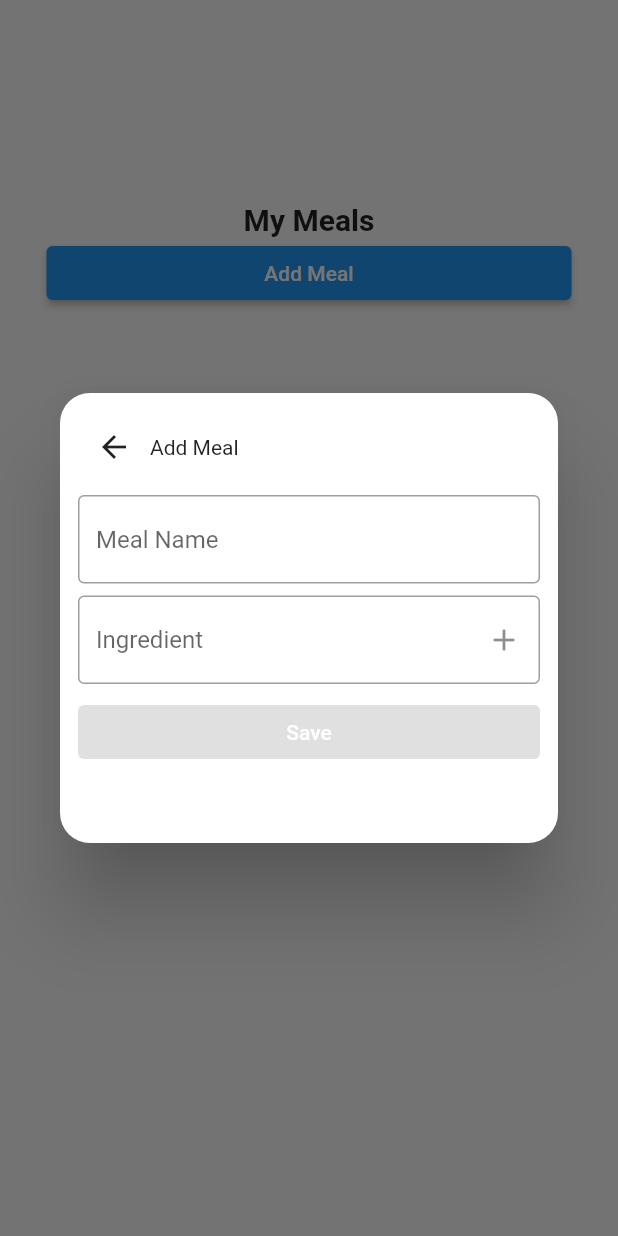
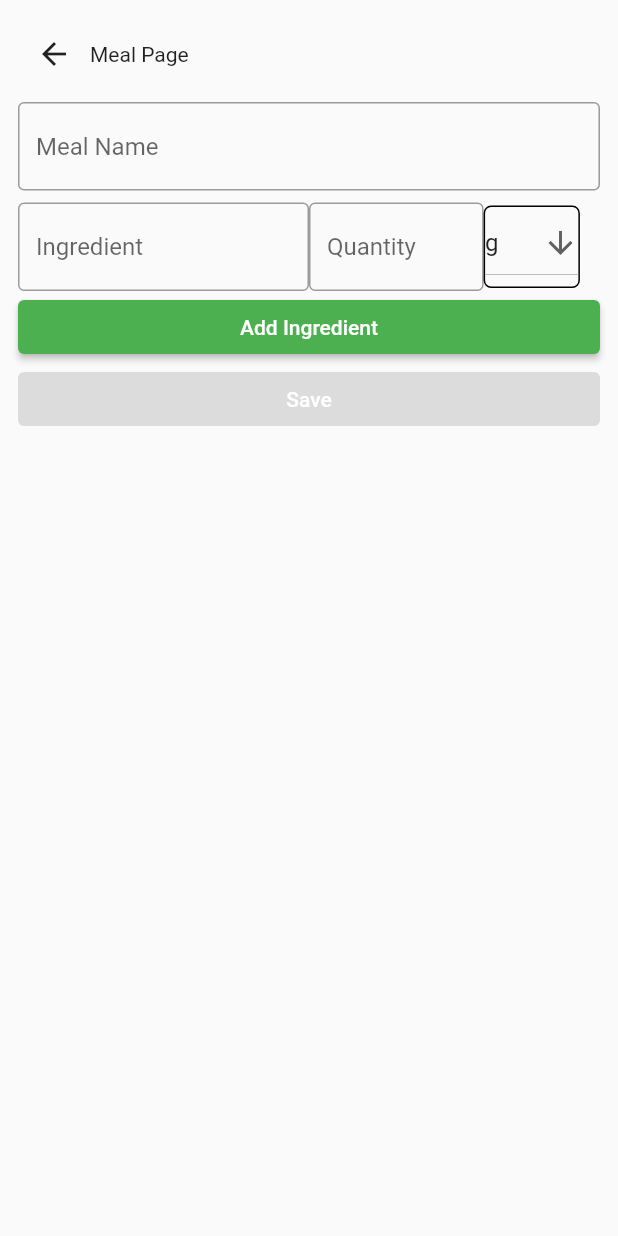
Before and after one commit to oisinfarrell00/Meal-Plan-App, a Flutter app: the MealPage widget shown alone on an empty page, opened directly, after a tap on "Add Meal", on a phone screen of 412 x 824 dp. Run offline on Flutter 3.47's test engine with Material 2 defaults, Android fonts, the phone set to English and light mode, and no system bars; our stand-ins replace cloud_firestore, firebase_core; accounts and stored records are empty.

Commit message:
Add  meal page now has the ability to add units and quantity. Needs extra validation. Next step update shopping list with quantities

```diff
--- /dev/null
+++ b/meal_plan_app/lib/pages/create_meal_page.dart
@@ -0,0 +1,196 @@
+import 'package:flutter/material.dart';
+import '../models/meal.dart';
+
+class CreateMealPage extends StatefulWidget {
+  const CreateMealPage({super.key});
+
+  @override
+  State<CreateMealPage> createState() => _CreateMealPageState();
+}
+
+class _CreateMealPageState extends State<CreateMealPage> {
+  final addFoodNameController = TextEditingController();
+  final addFoodIngredientController = TextEditingController();
+  final addFoodQuantityController = TextEditingController();
+  String quantityUnit = 'g';
+  List<String> quantityUnits = ['ml', 'kg', 'piece', 'mg', 'g'];
+
+  var ingredients = <Ingredient>[];
+
+  @override
+  void dispose() {
+    addFoodNameController.dispose();
+    addFoodIngredientController.dispose();
+    addFoodQuantityController.dispose();
+    super.dispose();
+  }
+
+  void cleanUpDialog() {
+    Navigator.of(context).pop();
+    addFoodIngredientController.clear();
+    addFoodQuantityController.clear();
+    addFoodNameController.clear();
+    ingredients = [];
+  }
+
+  final _formKey = GlobalKey<FormState>();
+  String _name = '';
+  String ingredientsErrorText = '';
+
+  void _submit() {
+    if (_formKey.currentState!.validate()) {
+      var meal =
+          Meal(name: addFoodNameController.text, ingredients: ingredients);
+      meal.addMealToDatabase(meal);
+      cleanUpDialog();
+    }
+  }
+
+  String? validate(text) {
+    final validCharacters = RegExp(r'^[a-zA-Z&%= ]+$');
+    if (text.toString().replaceAll(" ", "") == "") {
+      return 'Can\'t be empty';
+    }
+    if (!validCharacters.hasMatch(text.toString())) {
+      return 'Can\'t have special characters';
+    }
+
+    return null;
+  }
+
+  void addIngredientToMeal() {
+    // Needs validation beyond is empty
+    if (addFoodIngredientController.text.isNotEmpty &&
+        addFoodQuantityController.text.isNotEmpty) {
+      Ingredient ingredientToAdd = Ingredient(
+          name: addFoodIngredientController.text,
+          quantity: double.parse(addFoodQuantityController.text),
+          quantityType: quantityUnit);
+      ingredients.add(ingredientToAdd);
+      addFoodIngredientController.clear();
+      addFoodQuantityController.clear();
+    }
+  }
+
+  @override
+  Widget build(BuildContext context) {
+    return Scaffold(
+      body: Padding(
+        padding: const EdgeInsets.all(12.0),
+        child: Column(
+          children: [
+            Row(
+              children: [
+                IconButton(
+                    onPressed: () {
+                      cleanUpDialog();
+                    },
+                    icon: const Icon(Icons.arrow_back)),
+                const Text("Meal Page"),
+              ],
+            ),
+            Form(
+              key: _formKey,
+              child: Column(
+                mainAxisSize: MainAxisSize.min,
+                crossAxisAlignment: CrossAxisAlignment.stretch,
+                children: [
+                  Padding(
+                    padding: const EdgeInsets.only(top: 8.0, bottom: 8.0),
+                    child: TextFormField(
+                      controller: addFoodNameController,
+                      decoration: const InputDecoration(
+                          border: OutlineInputBorder(
+                            borderSide:
+                                BorderSide(width: 3, color: Colors.black),
+                          ),
+                          hintText: 'Meal Name'),
+                      validator: (text) {
+                        return validate(text);
+                      },
+                      onChanged: (text) => setState(() => _name = text),
+                    ),
+                  ),
+                  Row(
+                    children: [
+                      Flexible(
+                        flex: 5,
+                        child: TextFormField(
+                          controller: addFoodIngredientController,
+                          decoration: const InputDecoration(
+                              border: OutlineInputBorder(
+                                borderSide:
+                                    BorderSide(width: 3, color: Colors.black),
+                              ),
+                              hintText: 'Ingredient'),
+                        ),
+                      ),
+                      Flexible(
+                        flex: 3,
+                        child: TextFormField(
+                          controller: addFoodQuantityController,
+                          decoration: const InputDecoration(
+                              border: OutlineInputBorder(
+                                borderSide:
+                                    BorderSide(width: 3, color: Colors.black),
+                              ),
+                              hintText: 'Quantity'),
+                        ),
+                      ),
+                      Flexible(
+                          flex: 2,
+                          child: Container(
+                            height: 55,
+                            decoration: BoxDecoration(
+                              border: Border.all(
+                                color: Colors.black,
+                                width: 1.0,
+                              ),
+                              borderRadius: BorderRadius.circular(5.0),
+                            ),
+                            child: DropdownButton<String>(
+                              icon: const Icon(Icons.arrow_downward),
+                              value: quantityUnit,
+                              items: quantityUnits
+                                  .map<DropdownMenuItem<String>>(
+                                      (String value) {
+                                return DropdownMenuItem<String>(
+                                  value: value,
+                                  child: Text(value),
+                                );
+                              }).toList(),
+                              onChanged: (String? value) {
+                                setState(() {
+                                  quantityUnit = value!;
+                                });
+                              },
+                            ),
+                          )),
+                    ],
+                  ),
+                  ElevatedButton(
+                    style: ButtonStyle(
+                        backgroundColor:
+                            MaterialStateProperty.all<Color>(Colors.green)),
+                    onPressed: addIngredientToMeal,
+                    child: const Text(
+                      'Add Ingredient',
+                      style: TextStyle(color: Colors.white),
+                    ),
+                  ),
+                  ElevatedButton(
+                    onPressed: _name.isNotEmpty ? _submit : null,
+                    child: const Text(
+                      'Save',
+                      style: TextStyle(color: Colors.white),
+                    ),
+                  ),
+                ],
+              ),
+            ),
+          ],
+        ),
+      ),
+    );
+  }
+}
--- a/meal_plan_app/lib/pages/meal_page.dart
+++ b/meal_plan_app/lib/pages/meal_page.dart
@@ -1,7 +1,7 @@
 import 'package:flutter/material.dart';
 import 'package:cloud_firestore/cloud_firestore.dart';
 import 'package:meal_plan_app/models/meal.dart';
-import '../widgets/add_meal_dialog_widget.dart';
+import 'package:meal_plan_app/pages/create_meal_page.dart';
 import '../assets/constants.dart' as constants;
 
 class MealPage extends StatefulWidget {
@@ -12,32 +12,7 @@ class MealPage extends StatefulWidget {
 }
 
 class _MealPageState extends State<MealPage> {
-  Widget addMealDialog = const TextSubmitForm();
-  final addFoodNameController = TextEditingController();
-  final addFoodIngredientController = TextEditingController();
   var ingredients = <Ingredient>[];
-
-  @override
-  void dispose() {
-    addFoodNameController.dispose();
-    addFoodIngredientController.dispose();
-    super.dispose();
-  }
-
-  void cleanUpDialog() {
-    Navigator.of(context).pop();
-    addFoodIngredientController.clear();
-    addFoodNameController.clear();
-    ingredients = [];
-  }
-
-  void showAddMealDialog() {
-    showDialog(
-        context: context,
-        builder: (BuildContext context) {
-          return addMealDialog;
-        });
-  }
 
   @override
   Widget build(BuildContext context) {
@@ -56,7 +31,13 @@ class _MealPageState extends State<MealPage> {
                   SizedBox(
                     width: constants.CONTENT_WIDTH,
                     child: ElevatedButton(
-                        onPressed: showAddMealDialog,
+                        onPressed: () {
+                          Navigator.push(
+                            context,
+                            MaterialPageRoute(
+                                builder: (context) => const CreateMealPage()),
+                          );
+                        },
                         child: const Text("Add Meal")),
                   )
                 ],
--- a/meal_plan_app/lib/widgets/add_meal_dialog_widget.dart
+++ /dev/null
@@ -1,139 +0,0 @@
-import 'package:flutter/material.dart';
-import '../models/meal.dart';
-
-class TextSubmitForm extends StatefulWidget {
-  const TextSubmitForm({Key? key}) : super(key: key);
-
-  @override
-  State<TextSubmitForm> createState() => _TextSubmitWidgetState();
-}
-
-class _TextSubmitWidgetState extends State<TextSubmitForm> {
-  final addFoodNameController = TextEditingController();
-  final addFoodIngredientController = TextEditingController();
-
-  var ingredients = <Ingredient>[];
-
-  @override
-  void dispose() {
-    addFoodNameController.dispose();
-    addFoodIngredientController.dispose();
-    super.dispose();
-  }
-
-  void cleanUpDialog() {
-    Navigator.of(context).pop();
-    addFoodIngredientController.clear();
-    addFoodNameController.clear();
-    ingredients = [];
-  }
-
-  final _formKey = GlobalKey<FormState>();
-  String _name = '';
-  String ingredientsErrorText = '';
-
-  void _submit() {
-    if (_formKey.currentState!.validate()) {
-      var meal =
-          Meal(name: addFoodNameController.text, ingredients: ingredients);
-      meal.addMealToDatabase(meal);
-      cleanUpDialog();
-    }
-  }
-
-  String? validate(text) {
-    final validCharacters = RegExp(r'^[a-zA-Z&%= ]+$');
-    if (text.toString().replaceAll(" ", "") == "") {
-      return 'Can\'t be empty';
-    }
-    if (!validCharacters.hasMatch(text.toString())) {
-      return 'Can\'t have special characters';
-    }
-
-    return null;
-  }
-
-  @override
-  Widget build(BuildContext context) {
-    return Dialog(
-      shape: RoundedRectangleBorder(borderRadius: BorderRadius.circular(20.0)),
-      child: SizedBox(
-        height: 300,
-        child: Padding(
-          padding: const EdgeInsets.all(12.0),
-          child: Column(
-            children: [
-              Row(
-                children: [
-                  IconButton(
-                      onPressed: () {
-                        cleanUpDialog();
-                      },
-                      icon: const Icon(Icons.arrow_back)),
-                  const Text("Add Meal"),
-                ],
-              ),
-              Form(
-                key: _formKey,
-                child: Column(
-                  mainAxisSize: MainAxisSize.min,
-                  crossAxisAlignment: CrossAxisAlignment.stretch,
-                  children: [
-                    Padding(
-                      padding: const EdgeInsets.only(top: 8.0, bottom: 8.0),
-                      child: TextFormField(
-                        controller: addFoodNameController,
-                        decoration: const InputDecoration(
-                            border: OutlineInputBorder(
-                              borderSide:
-                                  BorderSide(width: 3, color: Colors.black),
-                            ),
-                            hintText: 'Meal Name'),
-                        validator: (text) {
-                          return validate(text);
-                        },
-                        onChanged: (text) => setState(() => _name = text),
-                      ),
-                    ),
-                    Padding(
-                      padding: const EdgeInsets.only(bottom: 8.0),
-                      child: TextFormField(
-                        controller: addFoodIngredientController,
-                        decoration: InputDecoration(
-                            suffixIcon: IconButton(
-                                icon: const Icon(Icons.add),
-                                onPressed: () {
-                                  if (addFoodIngredientController
-                                      .text.isNotEmpty) {
-                                    Ingredient ingredientToAdd = Ingredient(
-                                        name: addFoodIngredientController.text,
-                                        quantity: 0,
-                                        quantityType: 'grams');
-                                    ingredients.add(ingredientToAdd);
-                                    addFoodIngredientController.clear();
-                                  }
-                                }),
-                            border: const OutlineInputBorder(
-                              borderSide:
-                                  BorderSide(width: 3, color: Colors.black),
-                            ),
-                            hintText: 'Ingredient'),
-                      ),
-                    ),
-                    ElevatedButton(
-                      onPressed: _name.isNotEmpty ? _submit : null,
-                      child: const Text(
-                        'Save',
-                        style: TextStyle(color: Colors.white),
-                      ),
-                    ),
-                  ],
-                ),
-              ),
-            ],
-          ),
-        ),
-      ),
-    );
-  }
-}
```
